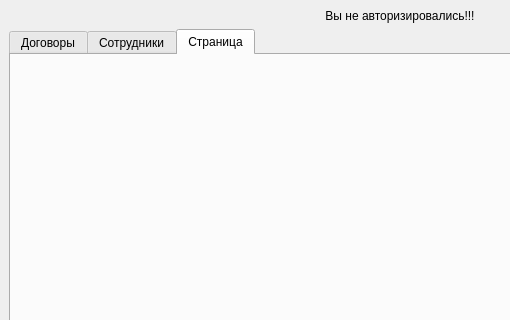
Qt form prilogenie/workwindow.ui (parlamentyor/auto_correct_plan) before a commit; both pictures show x 0 to 510 and y 0 to 320 of the 800 by 698 pixel window.
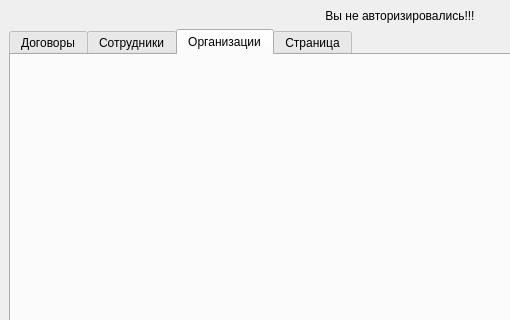
The same form after that commit. The open tabs and pages were chosen to show the change.

Diff of the .ui file:
```diff
--- a/prilogenie/workwindow.ui
+++ b/prilogenie/workwindow.ui
@@ -255,6 +255,11 @@
        </widget>
       </widget>
       <widget class="QWidget" name="tab_3">
+       <attribute name="title">
+        <string>Организации</string>
+       </attribute>
+      </widget>
+      <widget class="QWidget" name="tab_4">
        <attribute name="title">
         <string>Страница</string>
        </attribute>
```
Left out of the diff: 2 changed lines with no effect on the pictures.
